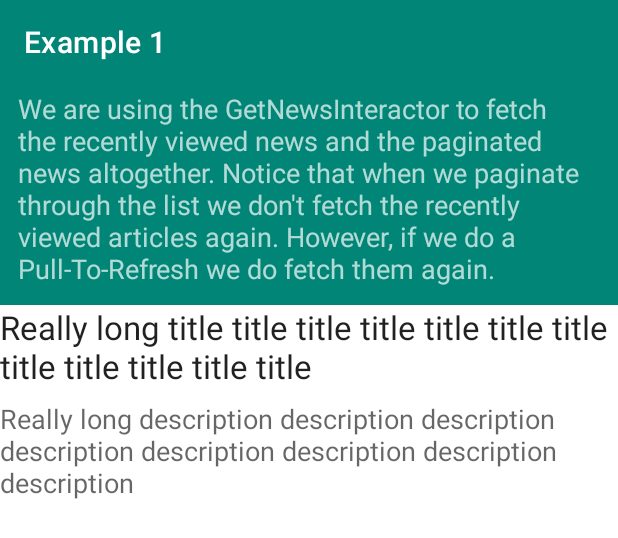
After one commit to 4gus71n/Examples, an Android app: the layout activity_example_cache_1_detail.xml on its own in the app's theme, with its tools: preview values and no code run, on a phone screen of 412 x 824 dp. The commit adds this screen. Shown: the top 538 px of the screen. Run offline under Robolectric (Android 15) with nearby library versions, the phone set to English and light mode, and no system bars; network calls fail.

Commit message:
[feature/adding_room_example] Adding a new Activity to show the list of Recipes and the Recipe Detail where we can mark each Recipe as bookmarked.

```diff
--- a/example2/src/main/AndroidManifest.xml
+++ b/example2/src/main/AndroidManifest.xml
@@ -2,7 +2,10 @@
     package="com.kimboo.example2">
 
     <application>
-
+        <activity android:name=".ui.examplecache1.ExampleCache1Activity"
+            android:launchMode="singleTop"/>
+        <activity android:name=".ui.examplecache1detail.ExampleCache1DetailActivity"
+            android:launchMode="singleTop"/>
     </application>
 
 </manifest>
--- a/example2/src/main/java/com/kimboo/example2/di/component/Example2ViewInjector.kt
+++ b/example2/src/main/java/com/kimboo/example2/di/component/Example2ViewInjector.kt
@@ -2,6 +2,8 @@ package com.kimboo.example2.di.component
 
 import com.kimboo.di.component.BaseSubComponent
 import com.kimboo.example2.di.modules.Example2ViewModelModule
+import com.kimboo.example2.ui.examplecache1.ExampleCache1Activity
+import com.kimboo.example2.ui.examplecache1detail.ExampleCache1DetailActivity
 import dagger.Component
 import javax.inject.Singleton
 
@@ -10,6 +12,9 @@ import javax.inject.Singleton
     modules = [Example2ViewModelModule::class]
 )
 interface Example2ViewInjector {
+    fun inject(activity: ExampleCache1Activity)
+    fun inject(activity: ExampleCache1DetailActivity)
+
     @Component.Builder
     interface Builder {
         fun baseSubComponent(baseSubComponent: BaseSubComponent): Builder
--- /dev/null
+++ b/example2/src/main/res/layout/activity_example_cache_1_detail.xml
@@ -0,0 +1,83 @@
+<?xml version="1.0" encoding="utf-8"?>
+<androidx.coordinatorlayout.widget.CoordinatorLayout xmlns:android="http://schemas.android.com/apk/res/android"
+    xmlns:app="http://schemas.android.com/apk/res-auto"
+    android:orientation="vertical"
+    xmlns:tools="http://schemas.android.com/tools"
+    android:layout_width="match_parent"
+    android:layout_height="match_parent">
+
+    <com.google.android.material.appbar.AppBarLayout
+        android:id="@+id/activityExampleCache1DetailAppbarLayout"
+        style="@style/Examples.AppBarOverlay"
+        android:layout_width="match_parent"
+        android:layout_height="wrap_content">
+
+        <com.google.android.material.appbar.CollapsingToolbarLayout
+            android:layout_width="match_parent"
+            android:layout_height="match_parent"
+            app:titleEnabled="false"
+            app:layout_scrollFlags="scroll|exitUntilCollapsed">
+
+            <androidx.appcompat.widget.Toolbar
+                android:id="@+id/activityExampleCache1DetailToolbar"
+                app:title="Example 1"
+                app:layout_collapseMode="pin"
+                android:theme="@style/Examples.AppBarOverlay"
+                android:layout_width="match_parent"
+                android:layout_height="?attr/actionBarSize"/>
+
+            <LinearLayout
+                android:layout_marginTop="?attr/actionBarSize"
+                android:id="@+id/activityExampleCache1DetailDescriptionContainer"
+                app:layout_collapseMode="parallax"
+                android:orientation="vertical"
+                android:layout_width="match_parent"
+                android:layout_height="wrap_content">
+
+                <TextView
+                    android:layout_marginStart="8dp"
+                    android:layout_marginEnd="8dp"
+                    android:layout_marginBottom="8dp"
+                    android:text="We are using the GetNewsInteractor to fetch the recently viewed news and the paginated news altogether. Notice that when we paginate through the list we don't fetch the recently viewed articles again. However, if we do a Pull-To-Refresh we do fetch them again."
+                    android:padding="4dp"
+                    style="@style/Examples.TextAppearance.Description.Inverse"
+                    android:layout_width="match_parent"
+                    android:layout_height="wrap_content"/>
+
+            </LinearLayout>
+
+        </com.google.android.material.appbar.CollapsingToolbarLayout>
+
+    </com.google.android.material.appbar.AppBarLayout>
+
+    <androidx.core.widget.NestedScrollView
+        app:layout_behavior="com.google.android.material.appbar.AppBarLayout$ScrollingViewBehavior"
+        android:layout_width="match_parent"
+        android:layout_height="match_parent">
+
+        <LinearLayout
+            android:orientation="vertical"
+            android:layout_width="match_parent"
+            android:layout_height="match_parent">
+
+            <TextView
+                style="@style/Examples.TextAppearance.Title"
+                tools:text="Really long title title title title title title title title title title title title"
+                android:id="@+id/activityExampleCache1DetailTitle"
+                android:layout_width="match_parent"
+                android:layout_height="wrap_content"/>
+
+            <TextView
+                app:layout_constraintTop_toBottomOf="@+id/viewHolderExampleCacheTitle"
+                android:paddingTop="8dp"
+                style="@style/Examples.TextAppearance.Description"
+                tools:text="Really long description description description description description description description description"
+                android:id="@+id/activityExampleCache1DetailDescription"
+                android:layout_width="match_parent"
+                android:layout_height="wrap_content"/>
+
+        </LinearLayout>
+
+    </androidx.core.widget.NestedScrollView>
+
+</androidx.coordinatorlayout.widget.CoordinatorLayout>
--- a/example2/src/main/res/values/strings.xml
+++ b/example2/src/main/res/values/strings.xml
@@ -1,3 +1,4 @@
 <resources>
     <string name="app_name">example2</string>
+    <string name="ingredients_format_label" formatted="true">Ingredients: %s</string>
 </resources>
```
Also changed, not shown: example2/src/main/java/com/kimboo/example2/di/modules/Example2ViewModelModule.kt (+21 -1 lines), example2/src/main/java/com/kimboo/example2/ui/examplecache1/ExampleCache1Activity.kt (added, +109 -0 lines), example2/src/main/java/com/kimboo/example2/ui/examplecache1/adapter/RecipesAdapter.kt (added, +64 -0 lines), example2/src/main/java/com/kimboo/example2/ui/examplecache1/viewmodel/ExampleCache1ViewModel.kt (added, +42 -0 lines), example2/src/main/java/com/kimboo/example2/ui/examplecache1detail/ExampleCache1DetailActivity.kt (added, +137 -0 lines), example2/src/main/java/com/kimboo/example2/ui/examplecache1detail/viewmodel/ExampleCache1DetailViewModel.kt (added, +59 -0 lines), example2/src/main/res/drawable/ic_bookmark_24dp.xml (added, +9 -0 lines), example2/src/main/res/drawable/ic_bookmark_border_24dp.xml (added, +9 -0 lines), example2/src/main/res/layout/activity_example_cache_1.xml (added, +67 -0 lines), example2/src/main/res/layout/view_holder_recipe.xml (added, +41 -0 lines), example2/src/main/res/menu/exxample_cache1_detail_menu.xml (added, +16 -0 lines).
